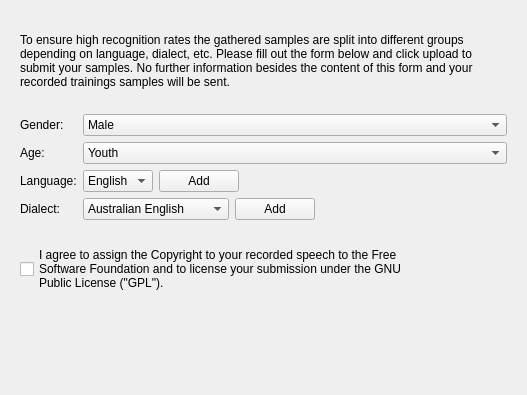
KDE/simon, file simon/src/simonsampleshare/sampleshare.ui: the form before one commit.
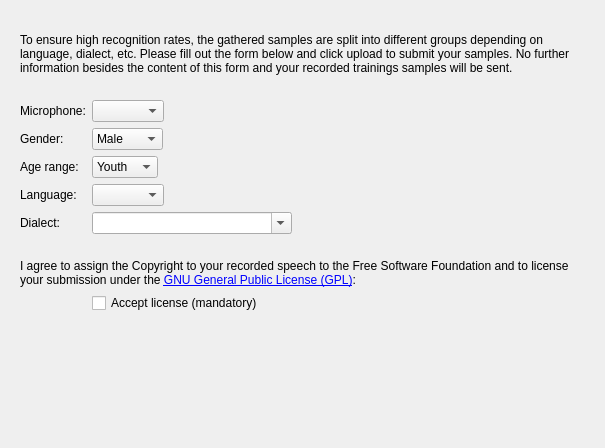
The form after the commit. The open tabs and pages were chosen to show the change. Custom widgets are drawn as their Qt base class.

What changed in the file:
```diff
--- a/simon/src/simonsampleshare/sampleshare.ui
+++ b/simon/src/simonsampleshare/sampleshare.ui
@@ -6,8 +6,8 @@
    <rect>
     <x>0</x>
     <y>0</y>
-    <width>527</width>
-    <height>395</height>
+    <width>605</width>
+    <height>448</height>
    </rect>
   </property>
   <property name="windowTitle">
@@ -80,7 +80,7 @@
               <bool>false</bool>
              </property>
              <property name="text">
-              <string>voxforge.org:4440</string>
+              <string>localhost:4440</string>
              </property>
             </widget>
            </item>
@@ -112,18 +112,37 @@
      </widget>
      <widget class="QWidget" name="stackedWidgetPage1">
       <layout class="QFormLayout" name="formLayout">
+       <property name="fieldGrowthPolicy">
+        <enum>QFormLayout::ExpandingFieldsGrow</enum>
+       </property>
        <item row="0" column="0" colspan="2">
         <widget class="QLabel" name="coreLb_2">
          <property name="text">
-          <string>To ensure high recognition rates the gathered samples are split into different groups depending on language, dialect, etc. Please fill out the form below and click upload to submit your samples. No further information besides the content of this form and your recorded trainings samples will be sent.</string>
+          <string>To ensure high recognition rates, the gathered samples are split into different groups depending on language, dialect, etc. Please fill out the form below and click upload to submit your samples. No further information besides the content of this form and your recorded trainings samples will be sent.</string>
          </property>
          <property name="wordWrap">
           <bool>true</bool>
          </property>
         </widget>
        </item>
-       <item row="2" column="0">
-        <widget class="QLabel" name="genderLb">
+       <item row="1" column="1">
+        <spacer name="verticalSpacer_2">
+         <property name="orientation">
+          <enum>Qt::Vertical</enum>
+         </property>
+         <property name="sizeType">
+          <enum>QSizePolicy::Fixed</enum>
+         </property>
+         <property name="sizeHint" stdset="0">
+          <size>
+           <width>13</width>
+           <height>13</height>
+          </size>
+         </property>
+        </spacer>
+       </item>
+       <item row="3" column="0">
+        <widget class="QLabel" name="lbGender">
          <property name="sizePolicy">
           <sizepolicy hsizetype="Minimum" vsizetype="Preferred">
            <horstretch>0</horstretch>
@@ -135,8 +154,8 @@
          </property>
         </widget>
        </item>
-       <item row="2" column="1">
-        <widget class="KComboBox" name="genderComboBox">
+       <item row="3" column="1">
+        <widget class="KComboBox" name="cbGender">
          <item>
           <property name="text">
            <string>Male</string>
@@ -149,169 +168,53 @@
          </item>
         </widget>
        </item>
-       <item row="3" column="0">
-        <widget class="QLabel" name="ageLb">
-         <property name="text">
-          <string>Age:</string>
-         </property>
-        </widget>
-       </item>
-       <item row="3" column="1">
-        <widget class="KComboBox" name="ageComboBox">
-         <item>
-          <property name="text">
-           <string>Youth</string>
-          </property>
-         </item>
-         <item>
-          <property name="text">
-           <string>Adult</string>
-          </property>
-         </item>
-         <item>
-          <property name="text">
-           <string>Senior</string>
-          </property>
-         </item>
-        </widget>
-       </item>
        <item row="4" column="0">
-        <widget class="QLabel" name="languageLb">
+        <widget class="QLabel" name="lbAgeRange">
+         <property name="text">
+          <string>Age range:</string>
+         </property>
+        </widget>
+       </item>
+       <item row="6" column="0">
+        <widget class="QLabel" name="lbLanguage">
          <property name="text">
           <string>Language:</string>
          </property>
         </widget>
        </item>
-       <item row="4" column="1">
-        <layout class="QFormLayout" name="formLayout_4">
-         <property name="fieldGrowthPolicy">
-          <enum>QFormLayout::ExpandingFieldsGrow</enum>
-         </property>
-         <item row="0" column="0">
-          <widget class="QComboBox" name="comboBox">
-           <item>
-            <property name="text">
-             <string>English</string>
-            </property>
-           </item>
-          </widget>
-         </item>
-         <item row="0" column="1">
-          <widget class="QPushButton" name="pbAddLanguage">
-           <property name="text">
-            <string>Add</string>
-           </property>
-          </widget>
-         </item>
-        </layout>
+       <item row="6" column="1">
+        <widget class="QComboBox" name="cbLanguage"/>
        </item>
-       <item row="5" column="0">
-        <widget class="QLabel" name="dialectLb">
+       <item row="7" column="0">
+        <widget class="QLabel" name="lbDialect">
+         <property name="enabled">
+          <bool>true</bool>
+         </property>
          <property name="text">
           <string>Dialect:</string>
          </property>
         </widget>
        </item>
-       <item row="5" column="1">
-        <layout class="QFormLayout" name="formLayout_diabox_add">
-         <property name="fieldGrowthPolicy">
-          <enum>QFormLayout::ExpandingFieldsGrow</enum>
+       <item row="7" column="1">
+        <widget class="KComboBox" name="cbDialect">
+         <property name="enabled">
+          <bool>true</bool>
          </property>
-         <item row="0" column="0">
-          <widget class="KComboBox" name="dialectComboBox">
-           <property name="editable">
-            <bool>false</bool>
-           </property>
-           <property name="currentIndex">
-            <number>0</number>
-           </property>
-           <item>
-            <property name="text">
-             <string>Australian English</string>
-            </property>
-           </item>
-           <item>
-            <property name="text">
-             <string>American English</string>
-            </property>
-           </item>
-           <item>
-            <property name="text">
-             <string>British English</string>
-            </property>
-           </item>
-           <item>
-            <property name="text">
-             <string>Canadian English</string>
-            </property>
-           </item>
-           <item>
-            <property name="text">
-             <string>European English</string>
-            </property>
-           </item>
-           <item>
-            <property name="text">
-             <string>Indian English</string>
-            </property>
-           </item>
-           <item>
-            <property name="text">
-             <string>Irish English</string>
-            </property>
-           </item>
-           <item>
-            <property name="text">
-             <string>New Zeland English</string>
-            </property>
-           </item>
-           <item>
-            <property name="text">
-             <string>South African English</string>
-            </property>
-           </item>
-           <item>
-            <property name="text">
-             <string>Other</string>
-            </property>
-           </item>
-          </widget>
-         </item>
-         <item row="0" column="1">
-          <widget class="QPushButton" name="pbAddDialect">
-           <property name="text">
-            <string>Add</string>
-           </property>
-          </widget>
-         </item>
-        </layout>
-       </item>
-       <item row="7" column="0" colspan="2">
-        <widget class="QCheckBox" name="licenseBox">
-         <property name="text">
-          <string>I agree to assign the Copyright to your recorded speech to the Free
-Software Foundation and to license your submission under the GNU
-Public License (&quot;GPL&quot;).</string>
-         </property>
-        </widget>
-       </item>
-       <item row="1" column="0">
-        <spacer name="verticalSpacer_2">
-         <property name="orientation">
-          <enum>Qt::Vertical</enum>
-         </property>
-         <property name="sizeType">
-          <enum>QSizePolicy::Fixed</enum>
-         </property>
-         <property name="sizeHint" stdset="0">
+         <property name="minimumSize">
           <size>
-           <width>13</width>
-           <height>13</height>
+           <width>200</width>
+           <height>0</height>
           </size>
          </property>
-        </spacer>
+         <property name="editable">
+          <bool>true</bool>
+         </property>
+         <property name="currentIndex">
+          <number>-1</number>
+         </property>
+        </widget>
        </item>
-       <item row="6" column="0">
+       <item row="8" column="1">
         <spacer name="verticalSpacer_4">
          <property name="orientation">
           <enum>Qt::Vertical</enum>
@@ -327,6 +230,62 @@
          </property>
         </spacer>
        </item>
+       <item row="10" column="1">
+        <widget class="QCheckBox" name="cbLicense">
+         <property name="text">
+          <string>Accept license (mandatory)</string>
+         </property>
+        </widget>
+       </item>
+       <item row="2" column="1">
+        <widget class="KComboBox" name="cbMicrophone">
+         <property name="editable">
+          <bool>false</bool>
+         </property>
+         <property name="currentIndex">
+          <number>-1</number>
+         </property>
+        </widget>
+       </item>
+       <item row="2" column="0">
+        <widget class="QLabel" name="lbMicrophone">
+         <property name="text">
+          <string>Microphone:</string>
+         </property>
+        </widget>
+       </item>
+       <item row="4" column="1">
+        <widget class="QComboBox" name="cbAgeRange">
+         <item>
+          <property name="text">
+           <string>Youth</string>
+          </property>
+         </item>
+         <item>
+          <property name="text">
+           <string>Adult</string>
+          </property>
+         </item>
+         <item>
+          <property name="text">
+           <string>Senior</string>
+          </property>
+         </item>
+        </widget>
+       </item>
+       <item row="9" column="0" colspan="2">
+        <widget class="QLabel" name="label_3">
+         <property name="text">
+          <string>&lt;html&gt;&lt;body&gt;&lt;p&gt;I agree to assign the Copyright to your recorded speech to the Free Software Foundation and to license your submission under the &lt;a href=&quot;http://www.gnu.org/licenses/gpl-3.0.html&quot;&gt;GNU General Public License (GPL)&lt;/a&gt;:&lt;/p&gt;&lt;/body&gt;&lt;/html&gt;</string>
+         </property>
+         <property name="wordWrap">
+          <bool>true</bool>
+         </property>
+         <property name="openExternalLinks">
+          <bool>true</bool>
+         </property>
+        </widget>
+       </item>
       </layout>
      </widget>
      <widget class="QWidget" name="swMainUploadPage">
@@ -345,18 +304,9 @@
      </widget>
     </widget>
    </item>
-   <item>
-    <widget class="KDialog" name="kdialog"/>
-   </item>
   </layout>
  </widget>
  <customwidgets>
-  <customwidget>
-   <class>KDialog</class>
-   <extends>QDialog</extends>
-   <header>kdialog.h</header>
-   <container>1</container>
-  </customwidget>
   <customwidget>
    <class>KComboBox</class>
    <extends>QComboBox</extends>
```
